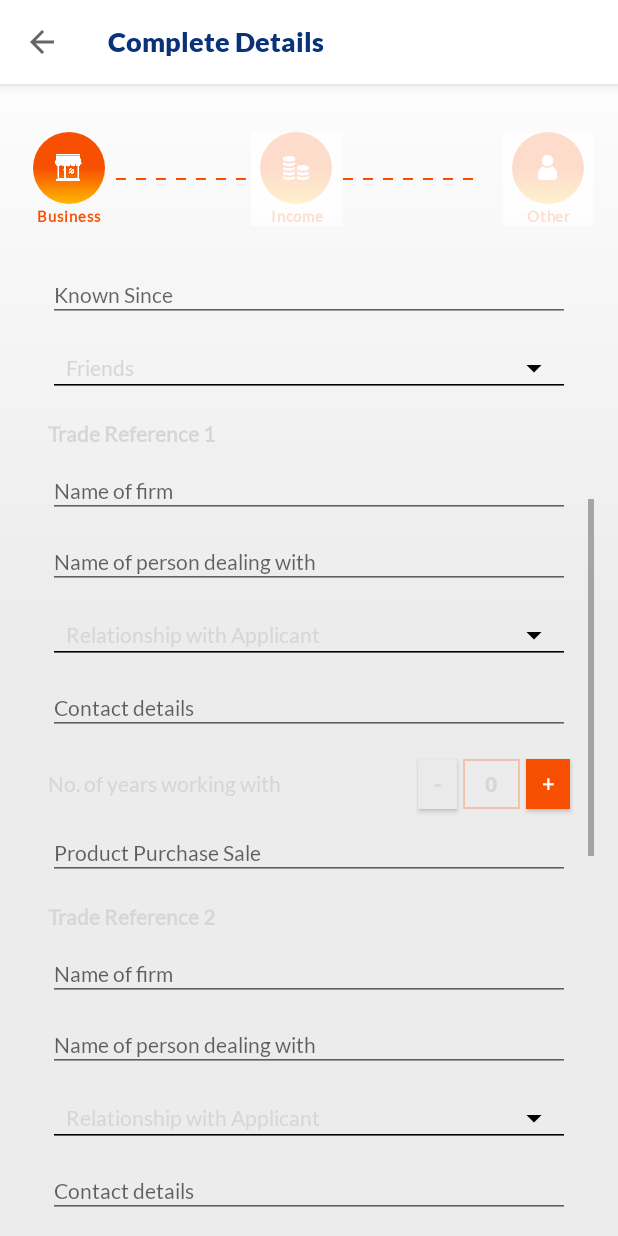
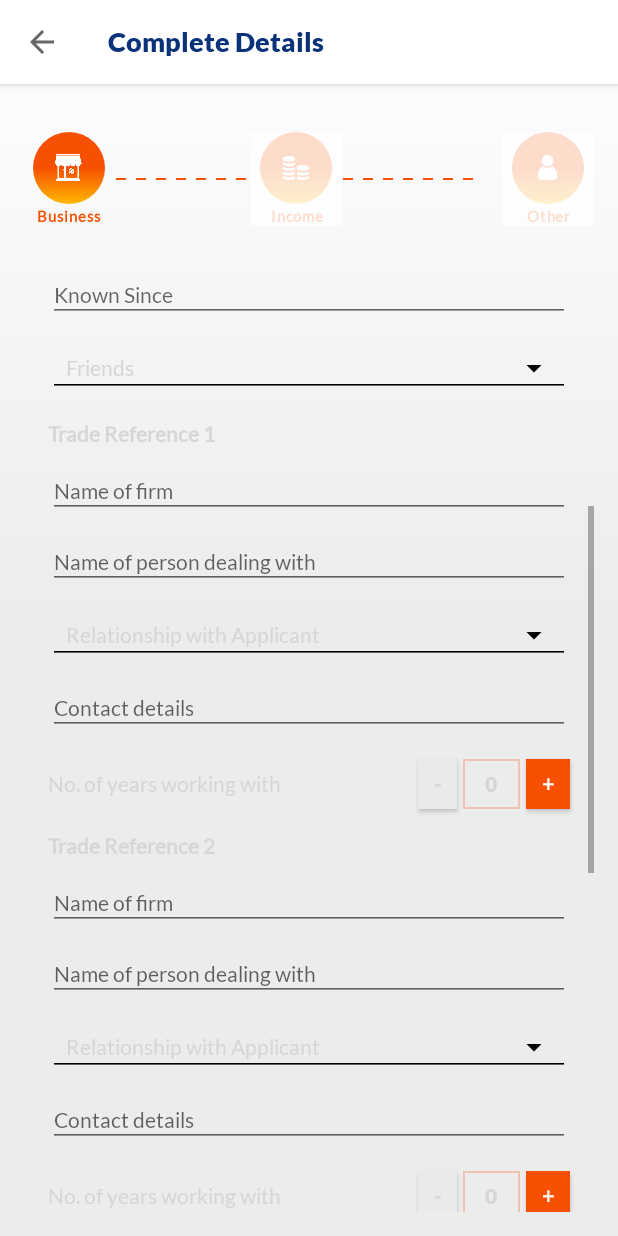
Before and after one commit to manojppatil/Arthan-Unnati, an Android app: the OtherDetailsFragment screen opened through its navigation route, scrolled down 448 dp, on a phone screen of 412 x 824 dp. Run offline under Robolectric (Android 15) with nearby library versions, the phone set to English and light mode, and no system bars; 1 statement that could not run was skipped.

Commit message:
Other issues 2 document upload PFP things

```diff
--- a/app/src/main/java/com/example/arthan/dashboard/bm/BMDocumentVerificationActivity.kt
+++ b/app/src/main/java/com/example/arthan/dashboard/bm/BMDocumentVerificationActivity.kt
@@ -76,6 +76,7 @@ class BMDocumentVerificationActivity : BaseActivity(), CoroutineScope {
                             result?.docDetails,this@BMDocumentVerificationActivity
                         )
                         ((vp_profile.adapter as? BMDocumentVerificationAdapter)?.getItem(1) as? DataFragment)?.updateData(
+                            loanId,
                             result,
                             customerId
                         )
--- a/app/src/main/java/com/example/arthan/dashboard/ops/DataFragment.kt
+++ b/app/src/main/java/com/example/arthan/dashboard/ops/DataFragment.kt
@@ -37,13 +37,14 @@ class DataFragment : Fragment() {
     }
 
     fun updateData(
+        loanId: String?,
         data: CustomerDocumentAndDataResponseData?,
         customerId: String?
     ) {
         val adapter = vp_profile?.adapter as? DataPagerFragmentAdapter
         (adapter?.getItem(0) as? PersonalDetailFragment)?.updateData(data?.personalDetails)
         (adapter?.getItem(1) as? BusinessInformationFragment)?.updateData(data?.businessDetails)
-        (adapter?.getItem(2) as? IncomeInformationFragment)?.updateData(data?.incomeDetails,customerId)
+        (adapter?.getItem(2) as? IncomeInformationFragment)?.updateData(data?.incomeDetails,customerId,loanId)
         (adapter?.getItem(3) as? OtherDetailsFragment)?.updateData(
             data?.neighborRefDetails,
             data?.tradeRefDetails,
--- a/app/src/main/java/com/example/arthan/lead/BankingInputDetailsActivity.kt
+++ b/app/src/main/java/com/example/arthan/lead/BankingInputDetailsActivity.kt
@@ -41,7 +41,7 @@ class BankingInputDetailsActivity : AppCompatActivity(), CoroutineScope {
         super.onCreate(savedInstanceState)
         setContentView(R.layout.activity_banking_input_details)
 
-        toolbar_title?.text = "Bills Details"
+        toolbar_title?.text = "Banking Details"
         back_button?.setOnClickListener { onBackPressed() }
         submit_button?.setOnClickListener {
             saveBankDetails()
--- a/app/src/main/java/com/example/arthan/lead/IncomeInformationFragment.kt
+++ b/app/src/main/java/com/example/arthan/lead/IncomeInformationFragment.kt
@@ -941,7 +941,8 @@ class IncomeInformationFragment : BaseFragment(), CompoundButton.OnCheckedChange
 
     fun updateData(
         incomeDetails: IncomeDetails?,
-        customerId: String?
+        customerId: String?,
+        loanId: String?
     ) {
         switch_other_sources?.isChecked = false
         if (incomeDetails?.incomes?.size != 0) {
@@ -953,7 +954,7 @@ class IncomeInformationFragment : BaseFragment(), CompoundButton.OnCheckedChange
         monthly_income_input?.setText(incomeDetails?.monthlyFamilyIncome)
         total_amount_input?.setText(incomeDetails?.monthlyhouseholdexpenditures)
         txt_income_list_msg?.setText(activity?.resources?.getString(R.string.list_all_sources_of_income_1) + " (" + incomeDetails?.incomes?.size + ")")
-        mLoanId = incomeDetails?.loanId
+        mLoanId = loanId
 //        mCustomerId = incomeDetails?.customerId
         mCustomerId = customerId
         for (item in incomeDetails?.expenditures ?: listOf()) {
--- a/app/src/main/java/com/example/arthan/lead/OtherDetailsFragment.kt
+++ b/app/src/main/java/com/example/arthan/lead/OtherDetailsFragment.kt
@@ -214,6 +214,7 @@ class OtherDetailsFragment : Fragment(), CoroutineScope {
 
     private fun saveTradeReferenceDataAsync(): Deferred<Boolean> = async(ioContext) {
         try {
+            //trade_reference_1_product_purchase_sale_input?.text?.toString(),
             val postBody = TradeReferencePostData(
                 mutableListOf(
                     TradeRefDetail(
@@ -223,7 +224,7 @@ class OtherDetailsFragment : Fragment(), CoroutineScope {
                         rshipWithApplicant = (trade_reference_1_relationship_with_applicant_spinner?.selectedItem as? Data)?.value,
                         contactDetails = trade_reference_1_contact_details_input?.text?.toString(),
                         noOfYrsWorkingWith = (trade_reference_1_years_working_with_count?.tag as? Int)?.toString(),
-                        productPurchaseSale = trade_reference_1_product_purchase_sale_input?.text?.toString(),
+                        productPurchaseSale = "",
                         customerId = mCustomerId
                     ),
                     TradeRefDetail(
@@ -452,7 +453,7 @@ class OtherDetailsFragment : Fragment(), CoroutineScope {
                 trade_reference_1_relationship_with_applicant_spinner?.setSelection(position)
             }
             trade_reference_1_contact_details_input?.setText(tradeRefDetails?.get(0)?.contactDetails)
-            trade_reference_1_product_purchase_sale_input?.setText(tradeRefDetails?.get(0)?.productPurchaseSale)
+         //   trade_reference_1_product_purchase_sale_input?.setText(tradeRefDetails?.get(0)?.productPurchaseSale)
             try {
                 trade_reference_1_years_working_with_count?.tag =
                     tradeRefDetails?.get(0)?.noOfYrsWorkingWith?.toInt()
--- a/app/src/main/res/layout/fragment_other_details.xml
+++ b/app/src/main/res/layout/fragment_other_details.xml
@@ -38,7 +38,8 @@
                 android:id="@+id/neighbour_reference_1_name_input"
                 android:layout_width="match_parent"
                 android:layout_height="wrap_content"
-                android:hint="Neighbour name" />
+                android:hint="Neighbour name"
+                android:nextFocusDown="@id/neighbour_reference_1_mobile_input"/>
         </com.google.android.material.textfield.TextInputLayout>
 
         <com.google.android.material.textfield.TextInputLayout
@@ -57,7 +58,8 @@
                 android:layout_width="match_parent"
                 android:layout_height="wrap_content"
                 android:hint="Neighbour mobile"
-                android:inputType="phone" />
+                android:inputType="phone"
+                android:nextFocusDown="@id/neighbour_reference_1_known_since_input"/>
         </com.google.android.material.textfield.TextInputLayout>
 
         <com.google.android.material.textfield.TextInputLayout
@@ -76,7 +78,8 @@
                 android:layout_width="match_parent"
                 android:layout_height="wrap_content"
                 android:hint="Known Since"
-                android:inputType="phone" />
+                android:inputType="phone"
+                android:nextFocusDown="@id/neighbour_reference_1_relationship_with_applicant_spinner"/>
         </com.google.android.material.textfield.TextInputLayout>
 
         <androidx.appcompat.widget.AppCompatSpinner
@@ -211,7 +214,8 @@
                 android:id="@+id/trade_reference_1_firm_name_input"
                 android:layout_width="match_parent"
                 android:layout_height="wrap_content"
-                android:hint="@string/name_of_firm" />
+                android:hint="@string/name_of_firm"
+                android:nextFocusDown="@id/trade_reference_1_person_name_dealing_with_input"/>
         </com.google.android.material.textfield.TextInputLayout>
 
         <com.google.android.material.textfield.TextInputLayout
@@ -228,7 +232,8 @@
                 android:id="@+id/trade_reference_1_person_name_dealing_with_input"
                 android:layout_width="match_parent"
                 android:layout_height="wrap_content"
-                android:hint="@string/name_of_person_dealing_with" />
+                android:hint="@string/name_of_person_dealing_with"
+                android:nextFocusDown="@id/trade_reference_1_relationship_with_applicant_spinner"/>
         </com.google.android.material.textfield.TextInputLayout>
 
         <androidx.appcompat.widget.AppCompatSpinner
@@ -244,6 +249,7 @@
             android:singleLine="true"
             android:textColor="#000000"
             android:textSize="14sp"
+            android:nextFocusDown="@id/trade_reference_1_contact_details_input"
             app:layout_constraintEnd_toEndOf="parent"
             app:layout_constraintStart_toStartOf="parent"
             app:layout_constraintTop_toBottomOf="@+id/text_input_trade_reference_1_person_name_dealing_with"
@@ -280,7 +286,9 @@
                 android:id="@+id/trade_reference_1_contact_details_input"
                 android:layout_width="match_parent"
                 android:layout_height="wrap_content"
-                android:hint="@string/contact_details" />
+                android:hint="@string/contact_details"
+                android:inputType="phone"
+                android:nextFocusDown="@id/trade_reference_1_no_of_years_working_with_text_view"/>
         </com.google.android.material.textfield.TextInputLayout>
 
         <TextView
@@ -359,11 +367,11 @@
             app:layout_constraintStart_toStartOf="parent"
             app:layout_constraintTop_toBottomOf="@+id/trade_reference_1_years_working_with_plus_button">
 
-            <EditText
+<!--            <EditText
                 android:id="@+id/trade_reference_1_product_purchase_sale_input"
                 android:layout_width="match_parent"
                 android:layout_height="wrap_content"
-                android:hint="Product Purchase Sale" />
+                android:hint="Product Purchase Sale" />-->
         </com.google.android.material.textfield.TextInputLayout>
 
         <TextView
@@ -462,7 +470,8 @@
                 android:id="@+id/trade_reference_2_contact_details_input"
                 android:layout_width="match_parent"
                 android:layout_height="wrap_content"
-                android:hint="@string/contact_details" />
+                android:hint="@string/contact_details"
+                android:inputType="phone"/>
         </com.google.android.material.textfield.TextInputLayout>
 
         <TextView
@@ -714,7 +723,8 @@
                     android:id="@+id/land_area_input"
                     android:layout_width="match_parent"
                     android:layout_height="wrap_content"
-                android:hint="Land area" />
+                    android:hint="Land area"
+                    android:inputType="phone"/>
             </com.google.android.material.textfield.TextInputLayout>
 
             <com.google.android.material.textfield.TextInputLayout
@@ -731,7 +741,8 @@
                     android:id="@+id/construction_area_input"
                     android:layout_width="match_parent"
                     android:layout_height="wrap_content"
-                android:hint="Construction Area" />
+                    android:hint="Construction Area"
+                    android:inputType="phone"/>
             </com.google.android.material.textfield.TextInputLayout>
 
             <com.google.android.material.textfield.TextInputLayout
@@ -748,7 +759,8 @@
                     android:id="@+id/market_value_input"
                     android:layout_width="match_parent"
                     android:layout_height="wrap_content"
-                android:hint="Market value" />
+                    android:hint="Market value"
+                    android:inputType="phone"/>
             </com.google.android.material.textfield.TextInputLayout>
 
             <androidx.appcompat.widget.AppCompatSpinner
--- a/app/src/main/res/layout/sales_estimation_layout.xml
+++ b/app/src/main/res/layout/sales_estimation_layout.xml
@@ -52,6 +52,7 @@
             android:id="@+id/units_sold_input"
             android:layout_width="match_parent"
             android:layout_height="wrap_content"
+            android:inputType="numberDecimal"
             android:hint="Units Sold (a)" />
     </com.google.android.material.textfield.TextInputLayout>
     <RadioGroup
@@ -98,6 +99,7 @@
             android:layout_width="match_parent"
             android:layout_height="wrap_content"
             android:drawablePadding="4dp"
+            android:inputType="numberDecimal"
             android:hint="Cost price/ Unit (b)" />
     </com.google.android.material.textfield.TextInputLayout>
 
@@ -119,6 +121,7 @@
             android:layout_width="match_parent"
             android:layout_height="wrap_content"
             android:drawablePadding="4dp"
+            android:inputType="numberDecimal"
             android:hint="Sale Price/Unit (c)" />
     </com.google.android.material.textfield.TextInputLayout>
 </androidx.constraintlayout.widget.ConstraintLayout>
```
Also changed, not shown: app/src/main/java/com/example/arthan/lead/DocumentFragment.kt (+6 -6 lines), app/src/main/java/com/example/arthan/views/activities/SubmitFinalReportActivity.kt (+7 -12 lines), app/src/main/res/layout/activity_banking_input_details.xml (+5 -5 lines), app/src/main/res/layout/activity_personal_information.xml (+15 -8 lines), app/src/main/res/layout/fragment_pd1.xml (+27 -0 lines). Lines whose indentation alone changed are shown as unchanged.
